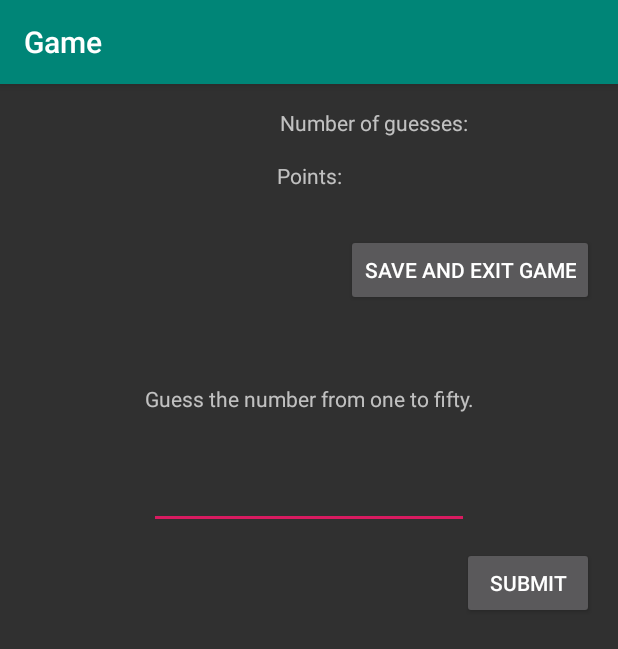
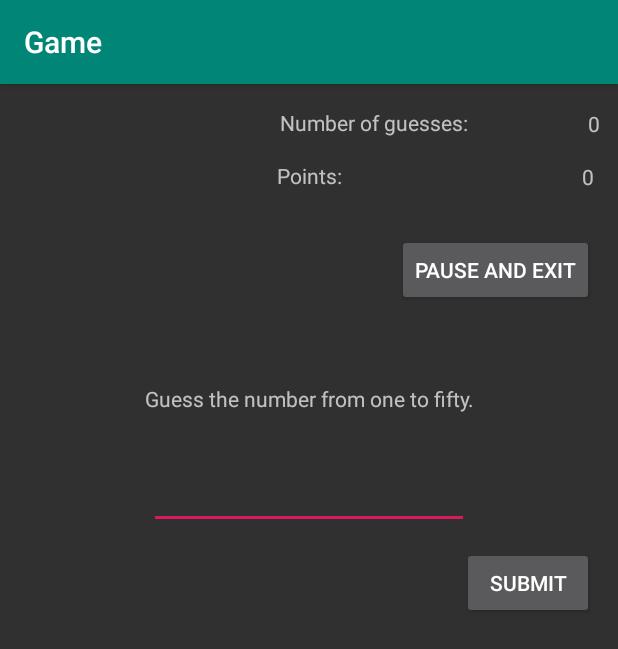
Before and after one commit to lukaswillsie/CSC207-Project, an Android app: the GameStartActivity screen opened directly, with no data from a screen before it, after a tap on "START NEW GAME", on a phone screen of 412 x 824 dp. Shown: the top 649 px of the screen. Run offline under Robolectric (Android 15) with nearby library versions, the phone set to English and light mode, and no system bars.

Commit message:
Implemented the pause/resume functionality for Guess The Number. Disabled 'Resume previous game' button if there does not exist a previous game to resume to.

```diff
--- a/phase1/Game/app/src/main/java/com/example/game/level2/Game.java
+++ b/phase1/Game/app/src/main/java/com/example/game/level2/Game.java
@@ -82,5 +82,9 @@ public class Game {
         return this.numOfGuess;
     }
 
+    public boolean isFinished() {return this.finished;}
 
+    public void setIsFinished() {
+        this.finished = true;
+    }
 }
--- a/phase1/Game/app/src/main/java/com/example/game/level2/GameFinishActivity.java
+++ b/phase1/Game/app/src/main/java/com/example/game/level2/GameFinishActivity.java
@@ -16,6 +16,7 @@ public class GameFinishActivity extends AppCompatActivity{
         super.onCreate(savedInstanceState);
         setContentView(R.layout.game_finish_activity);
         Game currentGame = gameManager.game;
+        currentGame.setIsFinished();
         ((TextView)findViewById(R.id.points16)).setText(String.valueOf(currentGame.getPoints()));
         ((TextView)findViewById(R.id.finalGuesses)).setText(String.valueOf(currentGame.getNumOfGuess()));
     }
--- a/phase1/Game/app/src/main/java/com/example/game/level2/GameManager.java
+++ b/phase1/Game/app/src/main/java/com/example/game/level2/GameManager.java
@@ -26,8 +26,6 @@ public class GameManager {
     // call this class whenever a new GTN game is about to be played
     public void startNewGame() {
         game = new Game();
-
-
     }
 
 }
--- a/phase1/Game/app/src/main/java/com/example/game/level2/GameStartActivity.java
+++ b/phase1/Game/app/src/main/java/com/example/game/level2/GameStartActivity.java
@@ -4,6 +4,7 @@ import androidx.appcompat.app.AppCompatActivity;
 import android.content.Intent;
 import android.os.Bundle;
 import android.view.View;
+import android.widget.Button;
 
 import com.example.game.R;
 
@@ -14,6 +15,16 @@ public class GameStartActivity extends AppCompatActivity {
     protected void onCreate(Bundle savedInstanceState) {
         super.onCreate(savedInstanceState);
         setContentView(R.layout.game_start_activity);
+        Button btn = findViewById(R.id.resumeGame);
+        Game game = gameManager.game;
+        if (game.isFinished() || game.getPoints() == 0) {
+            btn.setClickable(false);
+        }
+        else {
+            btn.setClickable(true);
+        }
+        // create a SettingsManager
+        // pass in this
     }
 
     public void startTheGame(View view){
@@ -21,4 +32,12 @@ public class GameStartActivity extends AppCompatActivity {
         Intent intent = new Intent(this, GameStartActivity1.class);
         startActivity(intent);
     }
+
+    public void resumeGame(View view) {
+        // execute what happens when you resume a previous game
+        Intent intent = new Intent(this, GameStartActivity1.class);
+        startActivity(intent);
+    }
+
+
 }
--- a/phase1/Game/app/src/main/java/com/example/game/level2/GameStartActivity1.java
+++ b/phase1/Game/app/src/main/java/com/example/game/level2/GameStartActivity1.java
@@ -11,11 +11,15 @@ import com.example.game.R;
 
 public class GameStartActivity1 extends AppCompatActivity{
     GameManager gameManager = GameStartActivity.gameManager;
+    static int guess;
 
     @Override
     protected void onCreate(Bundle savedInstanceState) {
+        Game currentGame = gameManager.game;
         super.onCreate(savedInstanceState);
         setContentView(R.layout.game_start_activity1);
+        ((TextView)findViewById(R.id.pointsFinishId)).setText(String.valueOf(currentGame.getPoints()));
+        ((TextView)findViewById(R.id.guessesId)).setText(String.valueOf(currentGame.getNumOfGuess()));
     }
 
     private int getGuess() {
@@ -23,8 +27,10 @@ public class GameStartActivity1 extends AppCompatActivity{
     }
 
     public void submitGuess(View view) {
-        int guess = getGuess();
+        guess = getGuess();
         Game currentGame = gameManager.game;
+        ((TextView)findViewById(R.id.guessInput)).setText("");
+
         if (currentGame.checkTheRightGuess(guess)){
             Intent intent = new Intent(this, GameFinishActivity.class);
             startActivity(intent);
@@ -43,9 +49,11 @@ public class GameStartActivity1 extends AppCompatActivity{
         // execute what happens when a guess is submitted.
     }
 
-    public void saveExit(View view) {
+    public void pauseExit(View view) {
         Intent intent = new Intent(this, MainActivity.class);
         startActivity(intent);
     }
 
+
+
 }
--- a/phase1/Game/app/src/main/res/layout/game_start_activity1.xml
+++ b/phase1/Game/app/src/main/res/layout/game_start_activity1.xml
@@ -100,13 +100,13 @@
         app:layout_constraintTop_toBottomOf="@+id/textView" />
 
     <Button
-        android:id="@+id/saveExit"
+        android:id="@+id/pauseExit"
         android:layout_width="wrap_content"
         android:layout_height="wrap_content"
         android:layout_marginTop="100dp"
         android:layout_marginEnd="16dp"
-        android:onClick="saveExit"
-        android:text="@string/saveAndExit"
+        android:onClick="pauseExit"
+        android:text="@string/pauseAndExit"
         app:layout_constraintEnd_toEndOf="parent"
         app:layout_constraintTop_toTopOf="parent" />
 
--- a/phase1/Game/app/src/main/res/values/strings.xml
+++ b/phase1/Game/app/src/main/res/values/strings.xml
@@ -43,4 +43,5 @@
     <string name="resumePrevGame">Resume Previous Game</string>
     <string name="startNewGame">Start New Game</string>
     <string name="saveAndExit">Save and Exit Game</string>
+    <string name="pauseAndExit">Pause and exit</string>
 </resources>
```
